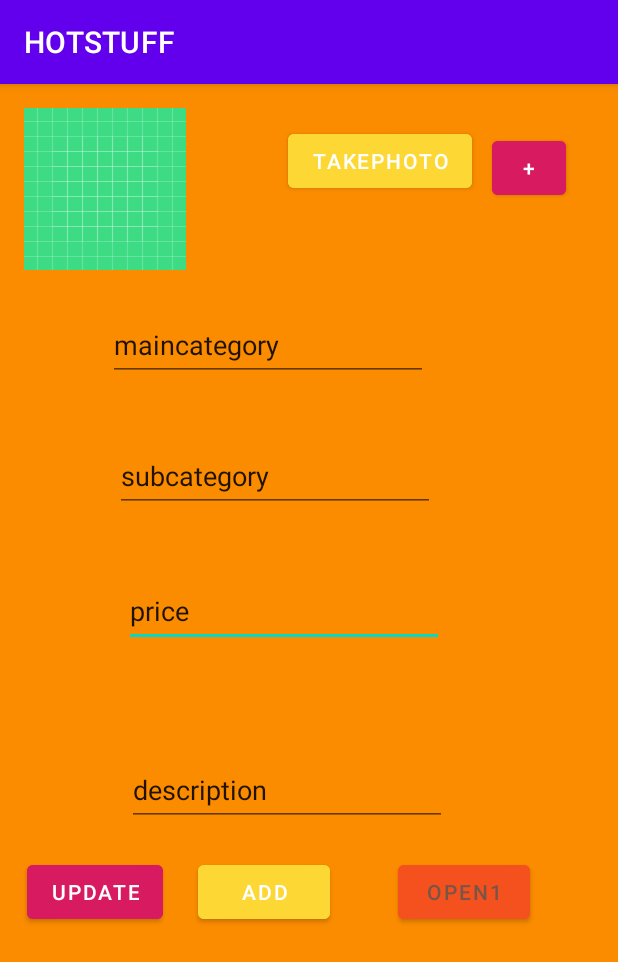
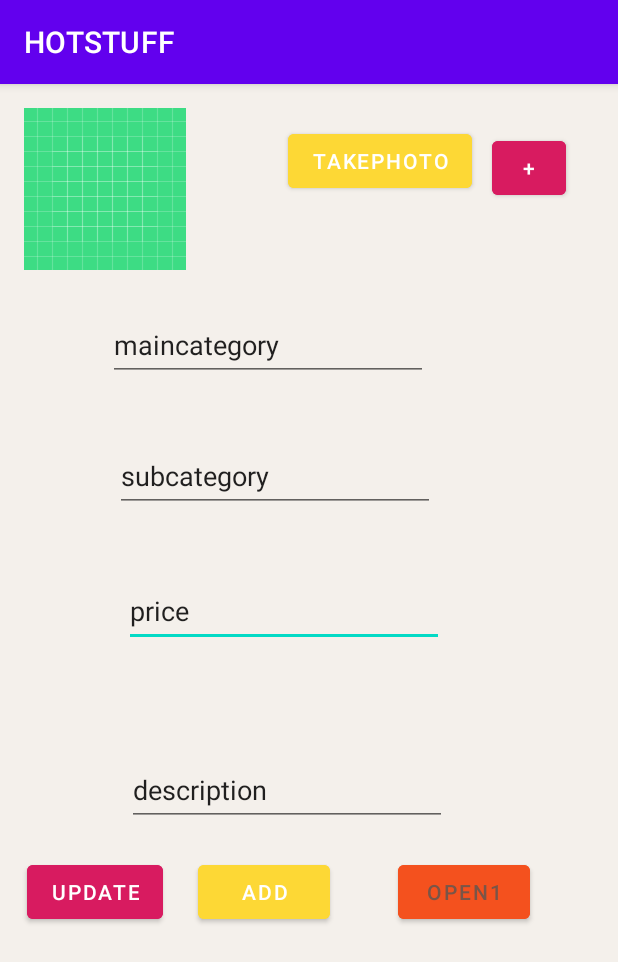
Before and after one commit to IT20242022/Android_Tech_MalabeG07, an Android app: the screen it shows after launch (MainActivity), on a phone screen of 412 x 824 dp. Shown: the top 962 px of the screen. Run offline under Robolectric (Android 15) with nearby library versions, the phone set to English and light mode, and no system bars; our stand-ins replace Firebase (no records; nobody signed in at launch, a user with empty details on screens opened directly).

Commit message:
Fifth Commit

```diff
--- a/app/src/main/res/layout/activity_main.xml
+++ b/app/src/main/res/layout/activity_main.xml
@@ -6,7 +6,7 @@
     android:layout_width="match_parent"
     android:layout_height="match_parent"
     android:background="#FB8C00"
-    android:backgroundTint="#FB8C00"
+    android:backgroundTint="#F4F0EB"
     tools:context=".MainActivity">
 
     <Button
```
